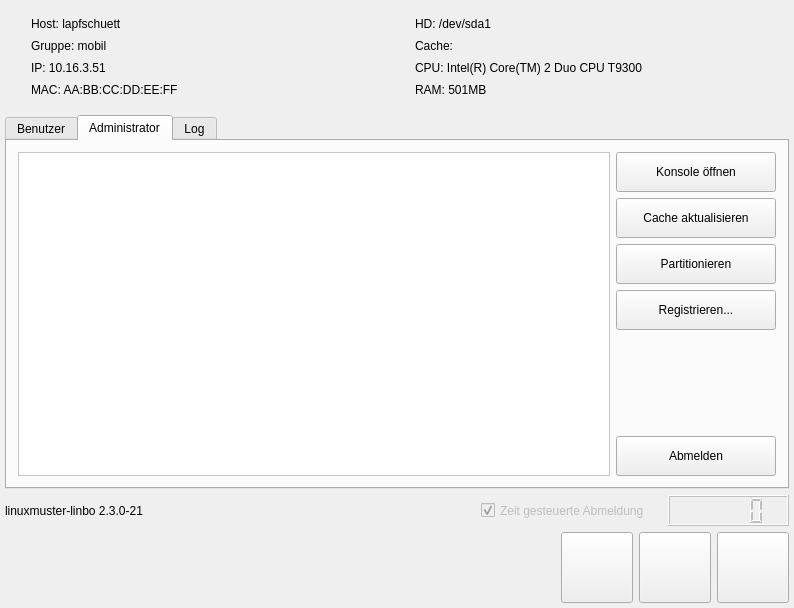
Before: the Qt Designer form linbo_gui/linbogui.ui in linuxmuster/linuxmuster-linbo, drawn with Qt 5.
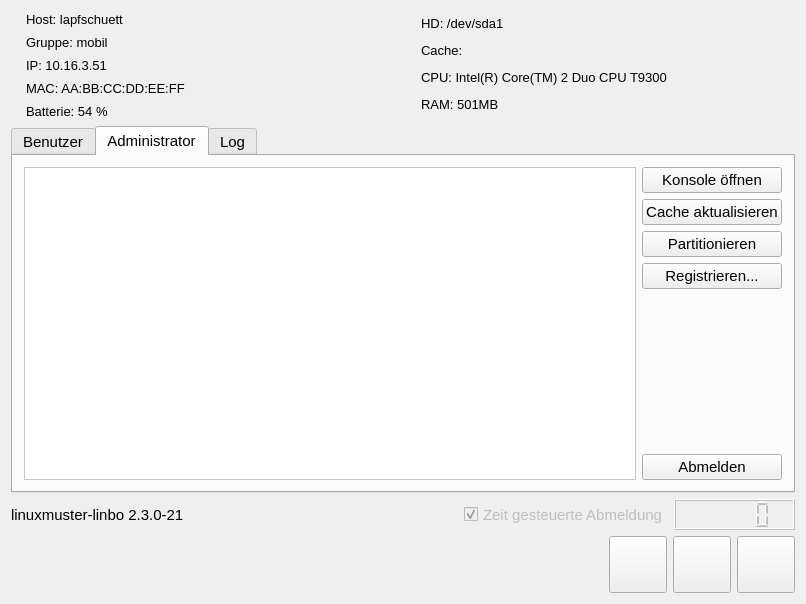
After: the same form once the commit is applied. The open tabs and pages were chosen to show the change. Icons and pictures are not drawn.

Commit message: readd battery status

What changed in the file:
```diff
--- a/linbo_gui/linbogui.ui
+++ b/linbo_gui/linbogui.ui
@@ -6,8 +6,8 @@
    <rect>
     <x>0</x>
     <y>0</y>
-    <width>794</width>
-    <height>608</height>
+    <width>806</width>
+    <height>604</height>
    </rect>
   </property>
   <property name="windowTitle">
@@ -26,25 +26,8 @@
    <property name="autoFillBackground">
     <bool>true</bool>
    </property>
-   <layout class="QVBoxLayout" name="verticalLayout">
-    <property name="leftMargin">
-     <number>5</number>
-    </property>
-    <property name="topMargin">
-     <number>5</number>
-    </property>
-    <property name="rightMargin">
-     <number>5</number>
-    </property>
-    <property name="bottomMargin">
-     <number>5</number>
-    </property>
+   <layout class="QVBoxLayout" name="verticalLayout_2">
     <item>
-     <widget class="QSplitter" name="splitter">
-      <property name="orientation">
-       <enum>Qt::Vertical</enum>
-      </property>
-      <widget class="QWidget" name="layoutWidget">
        <layout class="QHBoxLayout" name="horizontalLayout">
         <item>
          <widget class="QLabel" name="hosticon">
@@ -57,12 +40,17 @@
          </widget>
         </item>
         <item>
-         <layout class="QVBoxLayout" name="verticalLayout_2">
+       <layout class="QVBoxLayout" name="verticalLayout">
           <item>
            <widget class="QLineEdit" name="rechner">
             <property name="enabled">
              <bool>false</bool>
             </property>
+          <property name="font">
+           <font>
+            <pointsize>10</pointsize>
+           </font>
+          </property>
             <property name="acceptDrops">
              <bool>false</bool>
             </property>
@@ -86,6 +74,11 @@
             <property name="enabled">
              <bool>false</bool>
             </property>
+          <property name="font">
+           <font>
+            <pointsize>10</pointsize>
+           </font>
+          </property>
             <property name="autoFillBackground">
              <bool>false</bool>
             </property>
@@ -106,6 +99,11 @@
             <property name="enabled">
              <bool>false</bool>
             </property>
+          <property name="font">
+           <font>
+            <pointsize>10</pointsize>
+           </font>
+          </property>
             <property name="autoFillBackground">
              <bool>false</bool>
             </property>
@@ -126,6 +124,11 @@
             <property name="enabled">
              <bool>false</bool>
             </property>
+          <property name="font">
+           <font>
+            <pointsize>10</pointsize>
+           </font>
+          </property>
             <property name="autoFillBackground">
              <bool>false</bool>
             </property>
@@ -141,6 +144,31 @@
             </property>
            </widget>
           </item>
+        <item>
+         <widget class="QLineEdit" name="battery">
+          <property name="enabled">
+           <bool>false</bool>
+          </property>
+          <property name="font">
+           <font>
+            <pointsize>10</pointsize>
+           </font>
+          </property>
+          <property name="autoFillBackground">
+           <bool>false</bool>
+          </property>
+          <property name="styleSheet">
+           <string notr="true">color: rgb(0, 0, 0);
+background-color: rgba(255, 255, 255, 0);</string>
+          </property>
+          <property name="text">
+           <string>Batterie: 54 %</string>
+          </property>
+          <property name="frame">
+           <bool>false</bool>
+          </property>
+         </widget>
+        </item>
          </layout>
         </item>
         <item>
@@ -166,6 +194,11 @@
             <property name="enabled">
              <bool>false</bool>
             </property>
+          <property name="font">
+           <font>
+            <pointsize>10</pointsize>
+           </font>
+          </property>
             <property name="autoFillBackground">
              <bool>false</bool>
             </property>
@@ -186,6 +219,11 @@
             <property name="enabled">
              <bool>false</bool>
             </property>
+          <property name="font">
+           <font>
+            <pointsize>10</pointsize>
+           </font>
+          </property>
             <property name="autoFillBackground">
              <bool>false</bool>
             </property>
@@ -206,6 +244,11 @@
             <property name="enabled">
              <bool>false</bool>
             </property>
+          <property name="font">
+           <font>
+            <pointsize>10</pointsize>
+           </font>
+          </property>
             <property name="autoFillBackground">
              <bool>false</bool>
             </property>
@@ -226,6 +269,11 @@
             <property name="enabled">
              <bool>false</bool>
             </property>
+          <property name="font">
+           <font>
+            <pointsize>10</pointsize>
+           </font>
+          </property>
             <property name="autoFillBackground">
              <bool>false</bool>
             </property>
@@ -244,8 +292,6 @@
          </layout>
         </item>
        </layout>
-      </widget>
-     </widget>
     </item>
     <item>
      <widget class="QTabWidget" name="systeme">
@@ -261,6 +307,11 @@
         <height>300</height>
        </size>
       </property>
+      <property name="font">
+       <font>
+        <pointsize>11</pointsize>
+       </font>
+      </property>
       <property name="autoFillBackground">
        <bool>false</bool>
       </property>
@@ -396,7 +447,7 @@
           </property>
           <property name="minimumSize">
            <size>
-            <width>450</width>
+            <width>400</width>
             <height>200</height>
            </size>
           </property>
@@ -417,8 +468,8 @@
             <rect>
              <x>0</x>
              <y>0</y>
-             <width>516</width>
-             <height>277</height>
+             <width>542</width>
+             <height>265</height>
             </rect>
            </property>
            <layout class="QGridLayout" name="gridLayout_4">
@@ -454,8 +505,8 @@
             </property>
             <property name="minimumSize">
              <size>
-              <width>160</width>
-              <height>40</height>
+              <width>120</width>
+              <height>20</height>
              </size>
             </property>
             <property name="text">
@@ -477,8 +528,8 @@
             </property>
             <property name="minimumSize">
              <size>
-              <width>160</width>
-              <height>40</height>
+              <width>120</width>
+              <height>20</height>
              </size>
             </property>
             <property name="text">
@@ -500,8 +551,8 @@
             </property>
             <property name="minimumSize">
              <size>
-              <width>160</width>
-              <height>40</height>
+              <width>120</width>
+              <height>20</height>
              </size>
             </property>
             <property name="text">
@@ -523,8 +574,8 @@
             </property>
             <property name="minimumSize">
              <size>
-              <width>160</width>
-              <height>40</height>
+              <width>120</width>
+              <height>20</height>
              </size>
             </property>
             <property name="text">
@@ -562,8 +613,8 @@
             </property>
             <property name="minimumSize">
              <size>
-              <width>160</width>
-              <height>40</height>
+              <width>120</width>
+              <height>20</height>
              </size>
             </property>
             <property name="text">
@@ -622,6 +673,11 @@
           <verstretch>0</verstretch>
          </sizepolicy>
         </property>
+        <property name="font">
+         <font>
+          <pointsize>11</pointsize>
+         </font>
+        </property>
         <property name="autoFillBackground">
          <bool>false</bool>
         </property>
@@ -650,6 +706,11 @@
           <height>31</height>
          </size>
         </property>
+        <property name="font">
+         <font>
+          <pointsize>11</pointsize>
+         </font>
+        </property>
         <property name="text">
          <string>Zeit gesteuerte Abmeldung</string>
         </property>
@@ -672,6 +733,11 @@
           <height>31</height>
          </size>
         </property>
+        <property name="font">
+         <font>
+          <pointsize>11</pointsize>
+         </font>
+        </property>
        </widget>
       </item>
      </layout>
@@ -705,8 +771,8 @@
         </property>
         <property name="iconSize">
          <size>
-          <width>64</width>
-          <height>64</height>
+          <width>50</width>
+          <height>50</height>
          </size>
         </property>
        </widget>
@@ -725,8 +791,8 @@
         </property>
         <property name="iconSize">
          <size>
-          <width>64</width>
-          <height>64</height>
+          <width>50</width>
+          <height>50</height>
          </size>
         </property>
        </widget>
@@ -745,8 +811,8 @@
         </property>
         <property name="iconSize">
          <size>
-          <width>64</width>
-          <height>64</height>
+          <width>50</width>
+          <height>50</height>
          </size>
         </property>
        </widget>
```
Left out of the diff: 12 changed lines with no effect on the pictures. Lines whose indentation alone changed are shown as unchanged. The commit also changes 1 other file.
